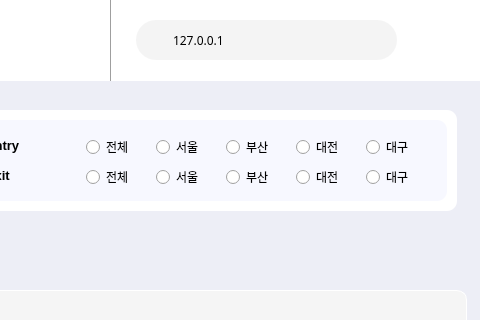
This is qtclient/highpasswindow.ui in VedaHighPass/veda-qt-highpass-client as Qt 5 draws it before an edit; both pictures show x 544 to 1024 and y 0 to 320 of the 1024 by 768 pixel window. The edited form follows.
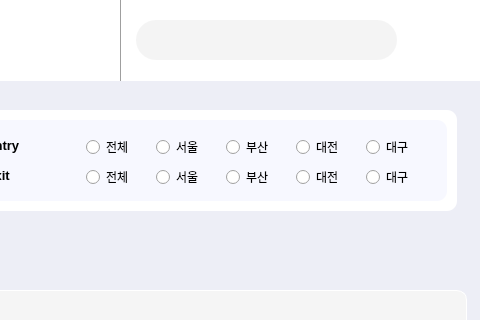
This is the edited form. Icons and pictures are not drawn.

```diff
--- a/qtclient/highpasswindow.ui
+++ b/qtclient/highpasswindow.ui
@@ -845,13 +845,13 @@
      <string/>
     </property>
     <property name="text">
-     <string>127.0.0.1</string>
+     <string/>
     </property>
    </widget>
    <widget class="Line" name="line">
     <property name="geometry">
      <rect>
-      <x>640</x>
+      <x>650</x>
       <y>-10</y>
       <width>31</width>
       <height>91</height>
```
Left out of the diff: 33 changed lines with no effect on the pictures.
